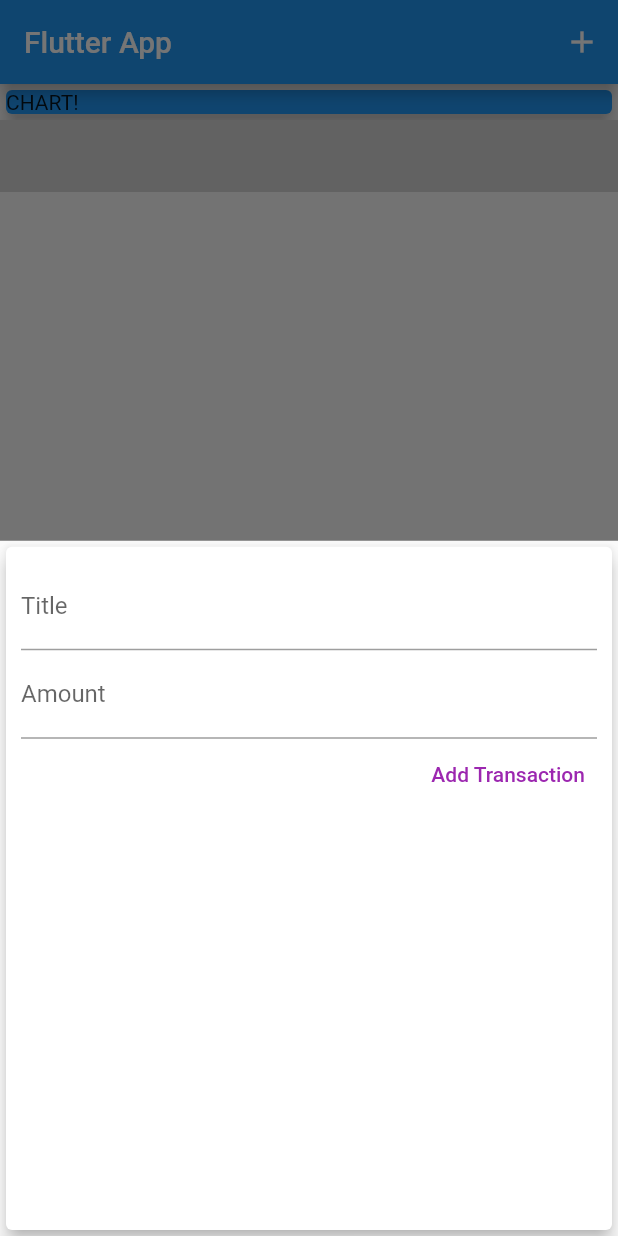
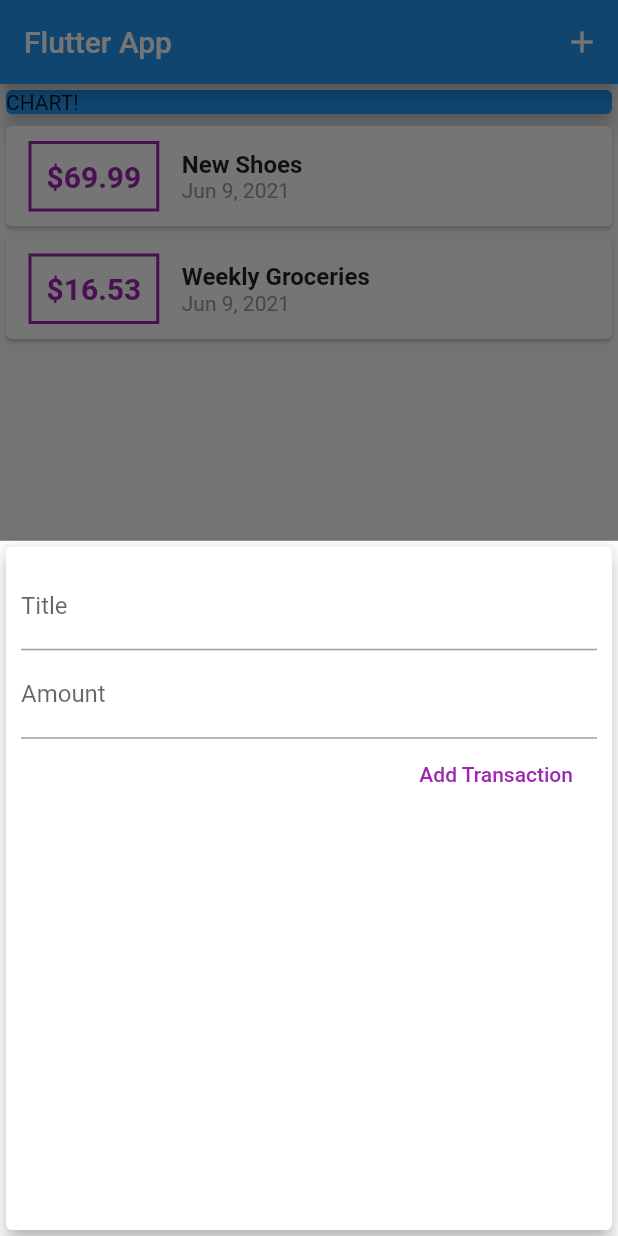
Before and after one commit to mentoster/Flutter_edu, a Flutter app: the screen it shows after launch, after a tap on the "add" icon, on a phone screen of 412 x 824 dp. Run offline on Flutter 3.47's test engine with Material 2 defaults, Android fonts, the phone set to English and light mode, and no system bars; missing offline and left inert: flame.

Commit message:
fix: :sparkles: working app

```diff
--- a/personal_expenses/lib/main.dart
+++ b/personal_expenses/lib/main.dart
@@ -1,7 +1,8 @@
 import 'package:flutter/material.dart';
-import 'package:personal_expenses/models/transaction.dart';
-import 'package:personal_expenses/widgets/new_transaction.dart';
-import 'package:personal_expenses/widgets/user_transactions.dart';
+import 'package:personal_expenses/widgets/transactions_list.dart';
+
+import './widgets/new_transaction.dart';
+import './models/transaction.dart';
 
 void main() => runApp(MyApp());
 
@@ -25,25 +26,25 @@ class MyHomePage extends StatefulWidget {
 class _MyHomePageState extends State<MyHomePage> {
   final List<Transaction> _userTransactions = [
     Transaction(
-      't1',
-      'New Shoes',
-      69.99,
-      DateTime.now(),
+      id: 't1',
+      title: 'New Shoes',
+      amount: 69.99,
+      date: DateTime.now(),
     ),
     Transaction(
-      't2',
-      'Weekly Groceries',
-      16.53,
-      DateTime.now(),
+      id: 't2',
+      title: 'Weekly Groceries',
+      amount: 16.53,
+      date: DateTime.now(),
     ),
   ];
 
   void _addNewTransaction(String txTitle, double txAmount) {
     final newTx = Transaction(
-      txTitle,
-      txAmount.toString(),
-      DateTime.now(),
-      DateTime.now().toString(),
+      title: txTitle,
+      amount: txAmount,
+      date: DateTime.now(),
+      id: DateTime.now().toString(),
     );
 
     setState(() {
--- a/personal_expenses/lib/models/transaction.dart
+++ b/personal_expenses/lib/models/transaction.dart
@@ -4,5 +4,9 @@ class Transaction {
   final double amount;
   final DateTime date;
 
-  Transaction(this.id, this.title, this.amount, this.date);
+  Transaction(
+      {required this.id,
+      required this.title,
+      required this.amount,
+      required this.date});
 }
--- a/personal_expenses/lib/widgets/new_transaction.dart
+++ b/personal_expenses/lib/widgets/new_transaction.dart
@@ -1,12 +1,26 @@
 import 'package:flutter/material.dart';
-import 'package:personal_expenses/Colors.dart';
 
 class NewTransaction extends StatelessWidget {
   final Function addTx;
+  final titleController = TextEditingController();
+  final amountController = TextEditingController();
 
-  final _titleController = TextEditingController();
-  final _amountController = TextEditingController();
   NewTransaction(this.addTx);
+
+  void submitData() {
+    final enteredTitle = titleController.text;
+    final enteredAmount = double.parse(amountController.text);
+
+    if (enteredTitle.isEmpty || enteredAmount <= 0) {
+      return;
+    }
+
+    addTx(
+      enteredTitle,
+      enteredAmount,
+    );
+  }
+
   @override
   Widget build(BuildContext context) {
     return Card(
@@ -18,25 +32,23 @@ class NewTransaction extends StatelessWidget {
           children: <Widget>[
             TextField(
               decoration: InputDecoration(labelText: 'Title'),
-              // onChanged: (value) => titleInput = value,
-              controller: _titleController,
+              controller: titleController,
+              onSubmitted: (_) => submitData(),
+              // onChanged: (val) {
+              //   titleInput = val;
+              // },
             ),
             TextField(
               decoration: InputDecoration(labelText: 'Amount'),
-              // onChanged: (value) => amountInput = value,
-              controller: _amountController,
+              controller: amountController,
+              keyboardType: TextInputType.number,
+              onSubmitted: (_) => submitData(),
+              // onChanged: (val) => amountInput = val,
             ),
-            TextButton(
-              child: Text(
-                'Add Transaction',
-                style: TextStyle(color: AppColors.secondColor),
-              ),
-              onPressed: () {
-                addTx(
-                  _titleController.text,
-                  double.parse(_amountController.text),
-                );
-              },
+            FlatButton(
+              child: Text('Add Transaction'),
+              textColor: Colors.purple,
+              onPressed: submitData,
             ),
           ],
         ),
--- a/personal_expenses/lib/widgets/transactions_list.dart
+++ b/personal_expenses/lib/widgets/transactions_list.dart
@@ -1,48 +1,58 @@
 import 'package:flutter/material.dart';
-import 'package:personal_expenses/Colors.dart';
-import 'package:personal_expenses/models/transaction.dart';
 import 'package:intl/intl.dart';
 
+import '../models/transaction.dart';
+
 class TransactionList extends StatelessWidget {
-  final List<Transaction> _transactions;
+  final List<Transaction> transactions;
 
-  TransactionList(this._transactions);
+  TransactionList(this.transactions);
 
   @override
   Widget build(BuildContext context) {
     return Container(
       height: 300,
       child: ListView.builder(
-        itemBuilder: (bctx, index) {
+        itemBuilder: (ctx, index) {
           return Card(
             child: Row(
               children: <Widget>[
                 Container(
-                  margin: EdgeInsets.symmetric(vertical: 10, horizontal: 15),
+                  margin: EdgeInsets.symmetric(
+                    vertical: 10,
+                    horizontal: 15,
+                  ),
                   decoration: BoxDecoration(
-                      border: Border.all(
-                    color: AppColors.secondColor,
-                    width: 2,
-                  )),
+                    border: Border.all(
+                      color: Colors.purple,
+                      width: 2,
+                    ),
+                  ),
                   padding: EdgeInsets.all(10),
-                  child: Text('\$${_transactions[index].amount}',
-                      style: TextStyle(
-                        fontSize: 16,
-                        fontWeight: FontWeight.bold,
-                        color: AppColors.secondColor,
-                      )),
+                  child: Text(
+                    '\$${transactions[index].amount.toStringAsFixed(2)}',
+                    style: TextStyle(
+                      fontWeight: FontWeight.bold,
+                      fontSize: 20,
+                      color: Colors.purple,
+                    ),
+                  ),
                 ),
                 Column(
                   crossAxisAlignment: CrossAxisAlignment.start,
                   children: <Widget>[
                     Text(
-                      _transactions[index].title,
-                      style:
-                          TextStyle(fontSize: 14, fontWeight: FontWeight.bold),
+                      transactions[index].title,
+                      style: TextStyle(
+                        fontSize: 16,
+                        fontWeight: FontWeight.bold,
+                      ),
                     ),
                     Text(
-                      DateFormat.yMMMd().format(_transactions[index].date),
-                      style: TextStyle(color: Colors.grey),
+                      DateFormat.yMMMd().format(transactions[index].date),
+                      style: TextStyle(
+                        color: Colors.grey,
+                      ),
                     ),
                   ],
                 ),
@@ -50,7 +60,7 @@ class TransactionList extends StatelessWidget {
             ),
           );
         },
-        itemCount: _transactions.length,
+        itemCount: transactions.length,
       ),
     );
   }
```
Also changed, not shown: personal_expenses/lib/widgets/user_transactions.dart (deleted, +0 -35 lines).
